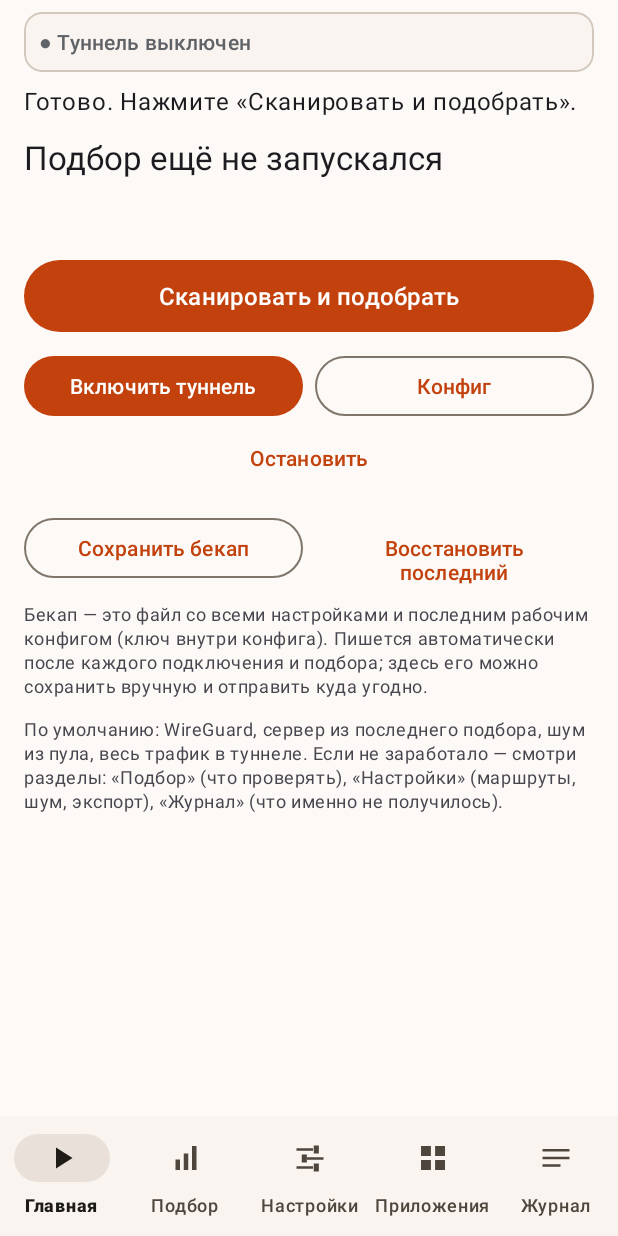
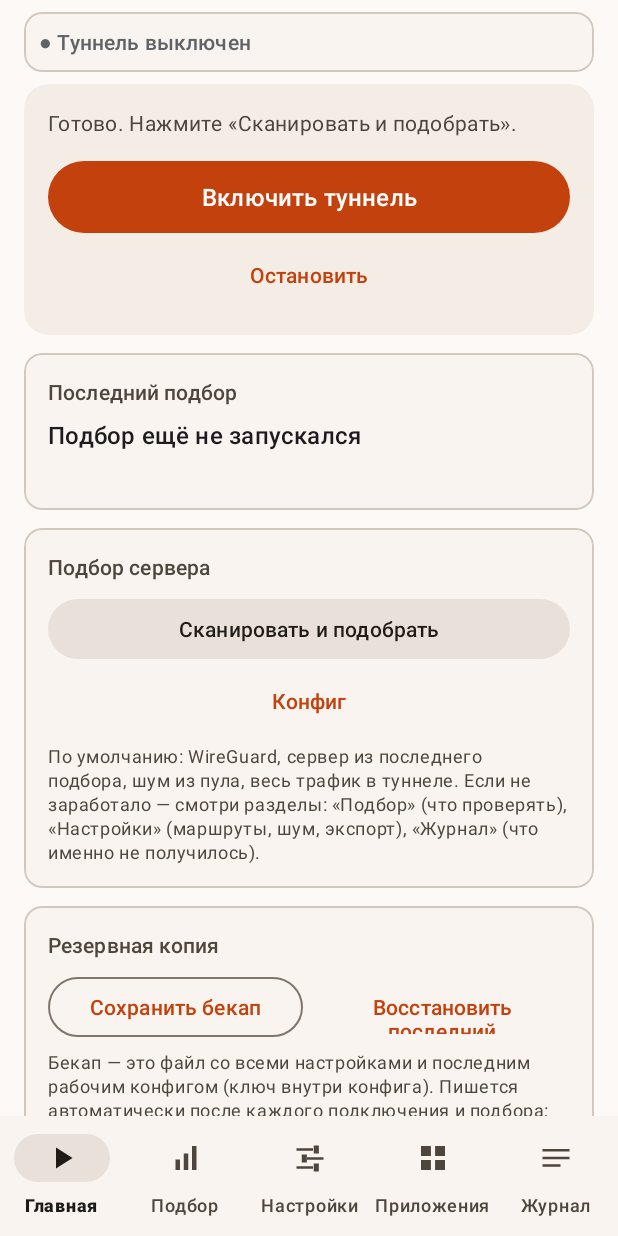
Before and after one commit to kos19191/warp-scout-src, an Android app: the screen it shows after launch (MainActivity), on a phone screen of 412 x 824 dp. Run offline under Robolectric (Android 15) with nearby library versions, the phone set to English and light mode, and no system bars; libraries missing offline, so code that uses them is left out: org.bouncycastle.crypto; pictures from the network do not load; 23 statements that could not run were skipped.

Commit message:
1.10.8: главный экран — по частоте использования
Экран начинался с итога прошлого скана, а самая частая задача — подключить и отключить — уезжала
в середину. Теперь сверху панель соединения с одной крупной кнопкой, под ней сообщения, потом итог
последнего подбора, список замен, и в конце то, что открывают редко: подбор и резервные копии.

Ни один элемент не удалён и не переименован в коде: изменились порядок, размеры и стили. Кнопка
«Стоп» больше не соседствует с «Включить» — она в панели соединения, где ей и место.

Co-authored-by: arena-agent <297053741+arena-agent@users.noreply.github.com>

```diff
--- a/app/build.gradle.kts
+++ b/app/build.gradle.kts
@@ -11,8 +11,8 @@ android {
         applicationId = "dev.warpscout.app"
         minSdk = 26
         targetSdk = 35
-        versionCode = 34
-        versionName = "1.10.7"
+        versionCode = 35
+        versionName = "1.10.8"
     }
 
     flavorDimensions += "mode"
--- a/app/src/main/res/layout/activity_main.xml
+++ b/app/src/main/res/layout/activity_main.xml
@@ -45,51 +45,125 @@
                 android:paddingEnd="16dp"
                 android:paddingBottom="24dp">
 
+                <!--
+                  Порядок блоков — по частоте использования. Сверху то, что нужно каждый день
+                  (подключить/отключить), ниже итог последнего подбора, потом список замен, и только
+                  в конце то, что открывают редко: подбор и резервные копии.
+                -->
+                <com.google.android.material.card.MaterialCardView
+                    android:id="@+id/cardConnect"
+                    style="@style/Card.Panel"
+                    android:layout_width="match_parent"
+                    android:layout_height="wrap_content"
+                    android:layout_marginTop="@dimen/space_s">
+
+                    <LinearLayout
+                        android:layout_width="match_parent"
+                        android:layout_height="wrap_content"
+                        android:orientation="vertical"
+                        android:padding="@dimen/space_l">
+
                         <TextView
                             android:id="@+id/textStatus"
                             android:layout_width="match_parent"
                             android:layout_height="wrap_content"
-                    android:layout_marginTop="8dp"
                             android:text="@string/status_idle"
-                    android:textAppearance="?attr/textAppearanceBodyLarge" />
+                            android:textAppearance="?attr/textAppearanceBodyMedium"
+                            android:textColor="?attr/colorOnSurfaceVariant" />
 
                         <com.google.android.material.progressindicator.LinearProgressIndicator
                             android:id="@+id/progress"
                             android:layout_width="match_parent"
                             android:layout_height="wrap_content"
-                    android:layout_marginTop="8dp"
+                            android:layout_marginTop="@dimen/space_s"
                             android:indeterminate="true"
                             android:visibility="gone" />
+
+                        <com.google.android.material.button.MaterialButton
+                            android:id="@+id/btnTunnel"
+                            android:layout_width="match_parent"
+                            android:layout_height="@dimen/button_primary"
+                            android:layout_marginTop="@dimen/space_m"
+                            android:text="@string/btn_tunnel_on"
+                            android:textSize="16sp" />
+
+                        <com.google.android.material.button.MaterialButton
+                            android:id="@+id/btnStop"
+                            style="@style/Widget.Material3.Button.TextButton"
+                            android:layout_width="match_parent"
+                            android:layout_height="wrap_content"
+                            android:text="@string/btn_stop" />
+                    </LinearLayout>
+                </com.google.android.material.card.MaterialCardView>
+
+                <!-- Панель ошибок и подсказок: на первой странице, без всплывающих плашек. -->
+                <com.google.android.material.card.MaterialCardView
+                    android:id="@+id/cardBanner"
+                    style="@style/Card.Section"
+                    android:layout_width="match_parent"
+                    android:layout_height="wrap_content"
+                    android:layout_marginTop="@dimen/space_m"
+                    android:visibility="gone">
+
+                    <TextView
+                        android:id="@+id/textBanner"
+                        android:layout_width="match_parent"
+                        android:layout_height="wrap_content"
+                        android:padding="@dimen/space_m"
+                        android:textAppearance="?attr/textAppearanceBodyMedium" />
+                </com.google.android.material.card.MaterialCardView>
+
+                <com.google.android.material.card.MaterialCardView
+                    android:id="@+id/cardLastTune"
+                    style="@style/Card.Section"
+                    android:layout_width="match_parent"
+                    android:layout_height="wrap_content"
+                    android:layout_marginTop="@dimen/space_m">
+
+                    <LinearLayout
+                        android:layout_width="match_parent"
+                        android:layout_height="wrap_content"
+                        android:orientation="vertical"
+                        android:padding="@dimen/space_l">
+
+                        <TextView
+                            android:layout_width="match_parent"
+                            android:layout_height="wrap_content"
+                            android:text="@string/home_last_tune"
+                            android:textAppearance="?attr/textAppearanceLabelLarge"
+                            android:textColor="?attr/colorOnSurfaceVariant" />
 
                         <TextView
                             android:id="@+id/textDone"
                             android:layout_width="match_parent"
                             android:layout_height="wrap_content"
-                    android:layout_marginTop="12dp"
+                            android:layout_marginTop="@dimen/space_s"
                             android:text="@string/done_never"
-                    android:textAppearance="?attr/textAppearanceTitleLarge" />
+                            android:textAppearance="?attr/textAppearanceTitleMedium" />
 
                         <TextView
                             android:id="@+id/textBest"
                             android:layout_width="match_parent"
                             android:layout_height="wrap_content"
-                    android:layout_marginTop="12dp"
-                    android:textAppearance="?attr/textAppearanceTitleMedium" />
+                            android:layout_marginTop="@dimen/space_xs"
+                            android:textAppearance="?attr/textAppearanceBodyMedium" />
+                    </LinearLayout>
+                </com.google.android.material.card.MaterialCardView>
 
                 <!-- ── топ-3 подобранных конфигов: переключение одним нажатием ── -->
                 <com.google.android.material.card.MaterialCardView
                     android:id="@+id/cardTop3"
+                    style="@style/Card.Section"
                     android:layout_width="match_parent"
                     android:layout_height="wrap_content"
-                    android:layout_marginTop="12dp"
-                    android:visibility="gone"
-                    app:cardCornerRadius="@dimen/radius_card">
+                    android:layout_marginTop="@dimen/space_m"
+                    android:visibility="gone">
 
                     <LinearLayout
                         android:layout_width="match_parent"
                         android:layout_height="wrap_content"
                         android:orientation="vertical"
-                        android:padding="12dp">
+                        android:padding="@dimen/space_l">
 
                         <TextView
                             android:id="@+id/textTop3Title"
@@ -100,17 +174,14 @@
 
                         <TextView
                             android:id="@+id/textTop3Hint"
-                            android:layout_width="match_parent"
-                            android:layout_height="wrap_content"
-                            android:layout_marginTop="2dp"
-                            android:text="@string/top3_hint"
-                            android:textAppearance="?attr/textAppearanceBodySmall" />
+                            style="@style/Text.Caption"
+                            android:text="@string/top3_hint" />
 
                         <RadioGroup
                             android:id="@+id/groupTop3"
                             android:layout_width="match_parent"
                             android:layout_height="wrap_content"
-                            android:layout_marginTop="4dp"
+                            android:layout_marginTop="@dimen/space_xs"
                             android:orientation="vertical" />
 
                         <com.google.android.material.button.MaterialButton
@@ -122,56 +193,77 @@
                     </LinearLayout>
                 </com.google.android.material.card.MaterialCardView>
 
-                <!-- ── быстрые действия: три кнопки, всё остальное — по вкладкам ── -->
-                <com.google.android.material.button.MaterialButton
-                    android:id="@+id/btnRun"
+                <com.google.android.material.card.MaterialCardView
+                    style="@style/Card.Section"
                     android:layout_width="match_parent"
-                    android:layout_height="@dimen/button_primary"
-                    android:layout_marginTop="16dp"
-                    android:text="@string/btn_run"
-                    android:textSize="16sp" />
+                    android:layout_height="wrap_content"
+                    android:layout_marginTop="@dimen/space_m">
 
                     <LinearLayout
                         android:layout_width="match_parent"
                         android:layout_height="wrap_content"
-                    android:layout_marginTop="8dp"
-                    android:orientation="horizontal">
+                        android:orientation="vertical"
+                        android:padding="@dimen/space_l">
+
+                        <TextView
+                            android:layout_width="match_parent"
+                            android:layout_height="wrap_content"
+                            android:text="@string/home_scan_title"
+                            android:textAppearance="?attr/textAppearanceLabelLarge"
+                            android:textColor="?attr/colorOnSurfaceVariant" />
 
                         <com.google.android.material.button.MaterialButton
-                        android:id="@+id/btnTunnel"
-                        android:layout_width="0dp"
+                            android:id="@+id/btnRun"
+                            style="@style/Widget.Material3.Button.TonalButton"
+                            android:layout_width="match_parent"
                             android:layout_height="@dimen/button_secondary"
-                        android:layout_weight="1"
-                        android:text="@string/btn_tunnel_on" />
+                            android:layout_marginTop="@dimen/space_s"
+                            android:text="@string/btn_run" />
 
                         <com.google.android.material.button.MaterialButton
                             android:id="@+id/btnQuickConfig"
-                        style="@style/Widget.Material3.Button.OutlinedButton"
-                        android:layout_width="0dp"
-                        android:layout_height="@dimen/button_secondary"
-                        android:layout_marginStart="8dp"
-                        android:layout_weight="1"
-                        android:text="@string/btn_quick_config" />
-                </LinearLayout>
-
-                <com.google.android.material.button.MaterialButton
-                    android:id="@+id/btnStop"
                             style="@style/Widget.Material3.Button.TextButton"
                             android:layout_width="match_parent"
+                            android:layout_height="@dimen/button_secondary"
+                            android:text="@string/btn_quick_config" />
+
+                        <TextView
+                            android:id="@+id/textQuickHint"
+                            style="@style/Text.Caption"
+                            android:text="@string/quick_hint" />
+                    </LinearLayout>
+                </com.google.android.material.card.MaterialCardView>
+
+                <com.google.android.material.card.MaterialCardView
+                    style="@style/Card.Section"
+                    android:layout_width="match_parent"
                     android:layout_height="wrap_content"
-                    android:text="@string/btn_stop" />
+                    android:layout_marginTop="@dimen/space_m">
 
                     <LinearLayout
                         android:layout_width="match_parent"
                         android:layout_height="wrap_content"
-                    android:layout_marginTop="12dp"
+                        android:orientation="vertical"
+                        android:padding="@dimen/space_l">
+
+                        <TextView
+                            android:layout_width="match_parent"
+                            android:layout_height="wrap_content"
+                            android:text="@string/home_backup_title"
+                            android:textAppearance="?attr/textAppearanceLabelLarge"
+                            android:textColor="?attr/colorOnSurfaceVariant" />
+
+                        <LinearLayout
+                            android:layout_width="match_parent"
+                            android:layout_height="wrap_content"
+                            android:layout_marginTop="@dimen/space_s"
                             android:orientation="horizontal">
 
                             <com.google.android.material.button.MaterialButton
                                 android:id="@+id/btnBackup"
                                 style="@style/Widget.Material3.Button.OutlinedButton"
                                 android:layout_width="0dp"
-                        android:layout_height="wrap_content"
+                                android:layout_height="@dimen/button_secondary"
                                 android:layout_weight="1"
                                 android:text="@string/btn_backup" />
 
@@ -179,41 +271,16 @@
                                 android:id="@+id/btnRestore"
                                 style="@style/Widget.Material3.Button.TextButton"
                                 android:layout_width="0dp"
-                        android:layout_height="wrap_content"
-                        android:layout_marginStart="8dp"
+                                android:layout_height="@dimen/button_secondary"
+                                android:layout_marginStart="@dimen/space_s"
                                 android:layout_weight="1"
                                 android:text="@string/btn_restore" />
                         </LinearLayout>
 
                         <TextView
-                    android:layout_width="match_parent"
-                    android:layout_height="wrap_content"
-                    android:layout_marginTop="4dp"
-                    android:text="@string/backup_hint"
-                    android:textAppearance="?attr/textAppearanceBodySmall" />
-
-                <TextView
-                    android:id="@+id/textQuickHint"
-                    android:layout_width="match_parent"
-                    android:layout_height="wrap_content"
-                    android:layout_marginTop="12dp"
-                    android:text="@string/quick_hint"
-                    android:textAppearance="?attr/textAppearanceBodySmall" />
-
-                <com.google.android.material.card.MaterialCardView
-                    android:id="@+id/cardBanner"
-                    android:layout_width="match_parent"
-                    android:layout_height="wrap_content"
-                    android:layout_marginTop="12dp"
-                    android:visibility="gone"
-                    app:cardCornerRadius="@dimen/radius_card">
-
-                    <TextView
-                        android:id="@+id/textBanner"
-                        android:layout_width="match_parent"
-                        android:layout_height="wrap_content"
-                        android:padding="12dp"
-                        android:textAppearance="?attr/textAppearanceBodyMedium" />
+                            style="@style/Text.Caption"
+                            android:text="@string/backup_hint" />
+                    </LinearLayout>
                 </com.google.android.material.card.MaterialCardView>
 
 
--- a/app/src/main/res/values/strings.xml
+++ b/app/src/main/res/values/strings.xml
@@ -63,6 +63,9 @@
     <string name="resources_hint">Список проверяемых доменов редактируется в «Отчёт → ресурсы».</string>
 
     <string name="btn_run">Сканировать и подобрать</string>
+    <string name="home_last_tune">Последний подбор</string>
+    <string name="home_scan_title">Подбор сервера</string>
+    <string name="home_backup_title">Резервная копия</string>
     <string name="btn_stop">Остановить</string>
     <string name="btn_schedule">Включить фоновый подбор</string>
     <string name="btn_schedule_off">Выключить авто-обновление</string>
```
Lines whose indentation alone changed are shown as unchanged.
